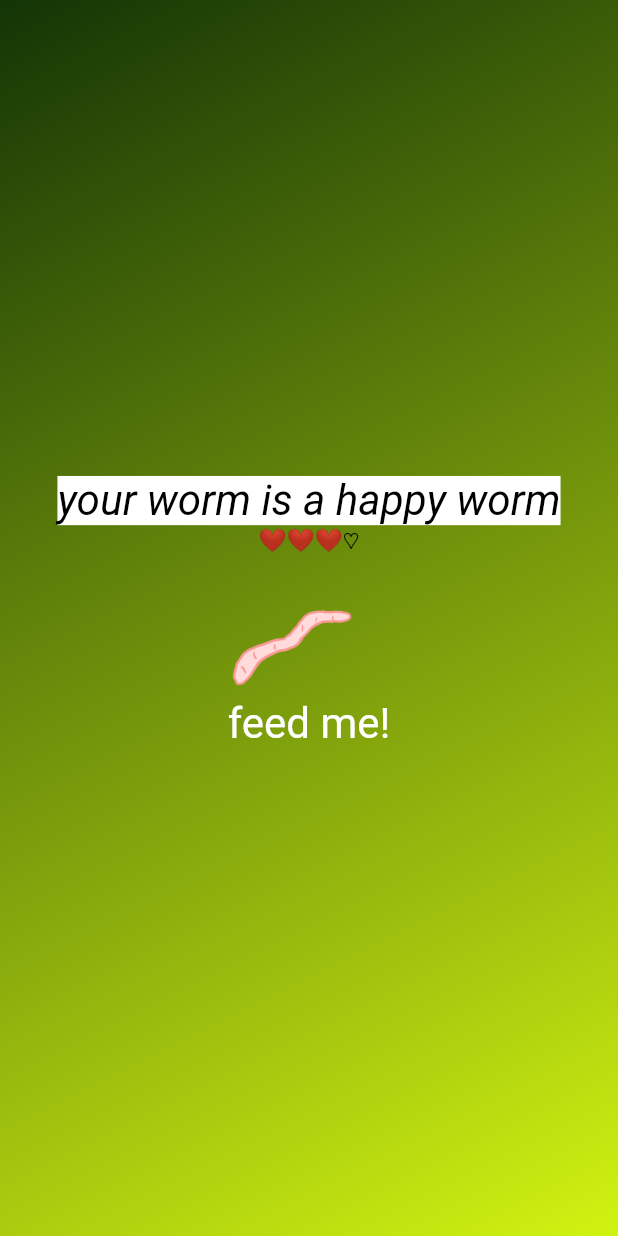
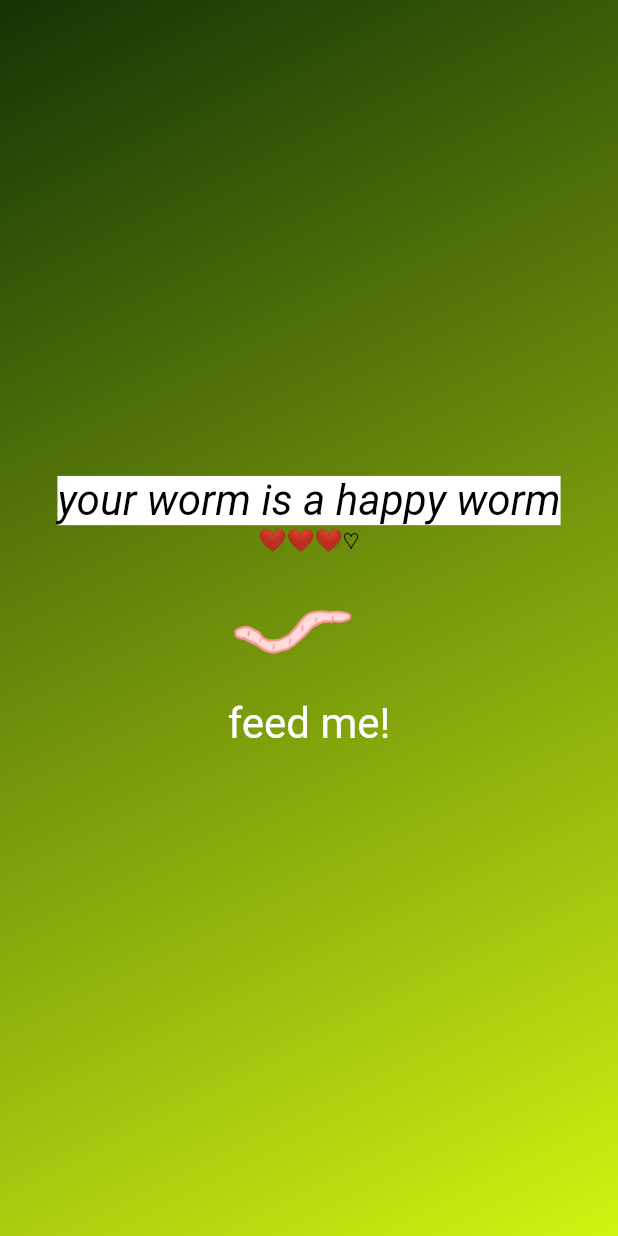
Before and after one commit to abbymachines/habit_vpet, a Flutter app: the screen it shows after launch, after a tap on "feed me!", on a phone screen of 412 x 824 dp. Run offline on Flutter 3.47's test engine with Material 2 defaults, Android fonts, the phone set to English and light mode, and no system bars.

Commit message:
add pet frame randomizer

```diff
--- a/lib/pet_feeder.dart
+++ b/lib/pet_feeder.dart
@@ -1,5 +1,7 @@
+import 'dart:math';
 import 'package:flutter/material.dart';
-// import 'package:habit_vpet/worm.dart';
+
+final randomizer = Random();
 
 class PetFeeder extends StatefulWidget {
   const PetFeeder({super.key});
@@ -11,11 +13,11 @@ class PetFeeder extends StatefulWidget {
 }
 
 class _PetFeederState extends State<PetFeeder> {
-  var activePetImage = 'assets/images/worm2.png';
+  var currentPetFrame = 2;
 
   void feedPet() {
     setState(() {
-      activePetImage = 'assets/images/worm4.png';
+      currentPetFrame = randomizer.nextInt(4) + 1;
     });
   }
 
@@ -24,7 +26,7 @@ class _PetFeederState extends State<PetFeeder> {
     return Column(
       mainAxisSize: MainAxisSize.min,
       children: [
-        Image.asset(activePetImage, width: 200),
+        Image.asset('assets/images/worm$currentPetFrame.png', width: 200),
         TextButton(
           onPressed: feedPet,
           style: TextButton.styleFrom(
```
